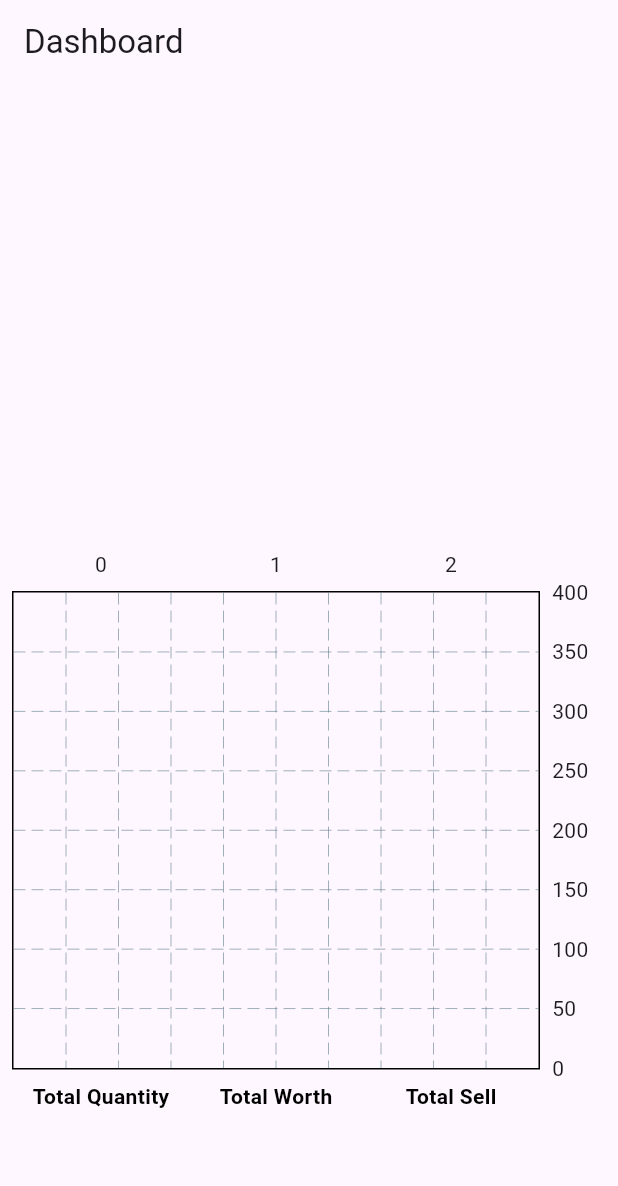
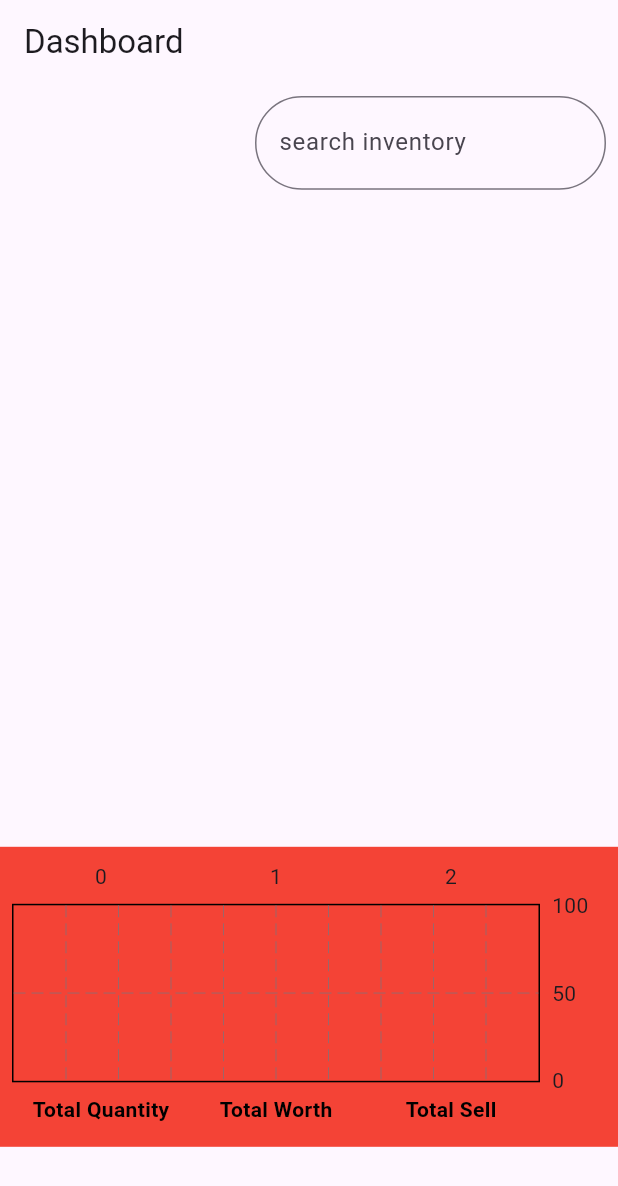
Before and after one commit to rojanparajuli/Inventory, a Flutter app: the Dashboard screen opened directly, on a phone screen of 412 x 824 dp. Shown: the top 1186 px of the screen. Run offline on Flutter 3.47's test engine with Material 3 defaults, Android fonts, the phone set to English and light mode, and no system bars; drawn by our look-alikes of fl_chart; our stand-ins replace flutter_svg, get, sqflite; missing offline and left inert: barcode; accounts and stored records are empty.

Commit message:
dashboard

```diff
--- a/lib/view/dashboard/dashboard.dart
+++ b/lib/view/dashboard/dashboard.dart
@@ -1,3 +1,4 @@
+import 'package:flutter/cupertino.dart';
 import 'package:flutter/material.dart';
 import 'package:fl_chart/fl_chart.dart';
 import 'package:flutter/widgets.dart';
@@ -18,8 +19,24 @@ class Dashboard extends StatelessWidget {
       ),
       body: SingleChildScrollView(
         child: Column(
+          crossAxisAlignment: CrossAxisAlignment.end,
           mainAxisSize: MainAxisSize.min,
           children: [
+            Container(
+              width: 250,
+              child: Padding(
+                padding: const EdgeInsets.all(8.0),
+                child: TextFormField(
+                  decoration: const InputDecoration(
+                    suffix: Icon(Icons.search),
+                              labelText: 'search inventory',
+                              border: OutlineInputBorder(
+                                borderRadius: BorderRadius.all(Radius.circular(50))
+                              ),
+                            ),
+                ),
+              ),
+            ),
             SizedBox(
               height: 300,
               child: Padding(
@@ -36,7 +53,7 @@ class Dashboard extends StatelessWidget {
                         ),
                         PieChartSectionData(
                           color: Colors.green,
-                          value: itemController.totalWorth,
+                          value: itemController.totalWorth.toDouble(),
                           title: 'Total Worth',
                           radius: 50,
                         ),
@@ -52,16 +69,24 @@ class Dashboard extends StatelessWidget {
                 }),
               ),
             ),
-            SizedBox(
-              height: 400,
+            SizedBox(height: 130,),
+            Align(
+              alignment: Alignment.bottomCenter,
+              child: Container(
+                color: Colors.red,
+                height: 200,
                 child: Padding(
                   padding: const EdgeInsets.all(8.0),
                   child: Obx(() {
+                    print(itemController.totalWorth);
+                    print(itemController.totalQuantity);
+                    print(itemController.totalSell);
                     return BarChart(
                       BarChartData(
                         alignment: BarChartAlignment.spaceAround,
-                      maxY: 400,
-                      barTouchData: BarTouchData(enabled: false),
+                        maxY: 100,
+
+                        barTouchData: BarTouchData(enabled: false,),
                         titlesData: FlTitlesData(
                           show: true,
                           bottomTitles: AxisTitles(
@@ -134,6 +159,7 @@ class Dashboard extends StatelessWidget {
                   }),
                 ),
               ),
+            ),
           ],
         ),
       ),
```
Lines whose indentation alone changed are shown as unchanged.
